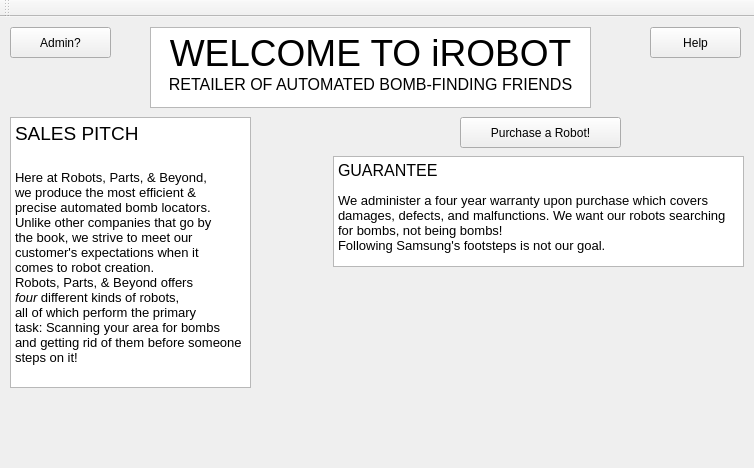
Above: GUI/mainwindow.ui from alanc9016/fragile before the change. Below: the same form after it.
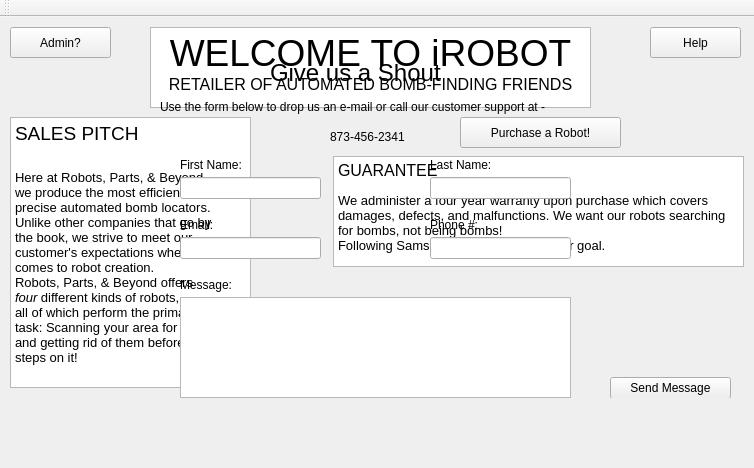
That is the form after the change. The open tabs and pages were chosen to show the change.

Commit message: Contact page versionw

What changed in the file:
```diff
--- a/GUI/mainwindow.ui
+++ b/GUI/mainwindow.ui
@@ -53,9 +53,9 @@
      <string>&lt;!DOCTYPE HTML PUBLIC &quot;-//W3C//DTD HTML 4.0//EN&quot; &quot;http://www.w3.org/TR/REC-html40/strict.dtd&quot;&gt;
 &lt;html&gt;&lt;head&gt;&lt;meta name=&quot;qrichtext&quot; content=&quot;1&quot; /&gt;&lt;style type=&quot;text/css&quot;&gt;
 p, li { white-space: pre-wrap; }
-&lt;/style&gt;&lt;/head&gt;&lt;body style=&quot; font-family:'MS Shell Dlg 2'; font-size:8.25pt; font-weight:400; font-style:normal;&quot;&gt;
-&lt;p align=&quot;center&quot; style=&quot; margin-top:0px; margin-bottom:0px; margin-left:0px; margin-right:0px; -qt-block-indent:0; text-indent:0px;&quot;&gt;&lt;span style=&quot; font-size:28pt;&quot;&gt;WELCOME TO iROBOT&lt;/span&gt;&lt;/p&gt;
-&lt;p align=&quot;center&quot; style=&quot; margin-top:0px; margin-bottom:0px; margin-left:0px; margin-right:0px; -qt-block-indent:0; text-indent:0px;&quot;&gt;&lt;span style=&quot; font-size:12pt;&quot;&gt;RETAILER OF AUTOMATED BOMB-FINDING FRIENDS&lt;/span&gt;&lt;/p&gt;&lt;/body&gt;&lt;/html&gt;</string>
+&lt;/style&gt;&lt;/head&gt;&lt;body style=&quot; font-family:'Sans Serif'; font-size:9pt; font-weight:400; font-style:normal;&quot;&gt;
+&lt;p align=&quot;center&quot; style=&quot; margin-top:0px; margin-bottom:0px; margin-left:0px; margin-right:0px; -qt-block-indent:0; text-indent:0px;&quot;&gt;&lt;span style=&quot; font-family:'MS Shell Dlg 2'; font-size:28pt;&quot;&gt;WELCOME TO iROBOT&lt;/span&gt;&lt;/p&gt;
+&lt;p align=&quot;center&quot; style=&quot; margin-top:0px; margin-bottom:0px; margin-left:0px; margin-right:0px; -qt-block-indent:0; text-indent:0px;&quot;&gt;&lt;span style=&quot; font-family:'MS Shell Dlg 2'; font-size:12pt;&quot;&gt;RETAILER OF AUTOMATED BOMB-FINDING FRIENDS&lt;/span&gt;&lt;/p&gt;&lt;/body&gt;&lt;/html&gt;</string>
     </property>
    </widget>
    <widget class="QTextEdit" name="textEdit">
@@ -71,21 +71,21 @@
      <string>&lt;!DOCTYPE HTML PUBLIC &quot;-//W3C//DTD HTML 4.0//EN&quot; &quot;http://www.w3.org/TR/REC-html40/strict.dtd&quot;&gt;
 &lt;html&gt;&lt;head&gt;&lt;meta name=&quot;qrichtext&quot; content=&quot;1&quot; /&gt;&lt;style type=&quot;text/css&quot;&gt;
 p, li { white-space: pre-wrap; }
-&lt;/style&gt;&lt;/head&gt;&lt;body style=&quot; font-family:'MS Shell Dlg 2'; font-size:8.25pt; font-weight:400; font-style:normal;&quot;&gt;
-&lt;p style=&quot; margin-top:0px; margin-bottom:0px; margin-left:0px; margin-right:0px; -qt-block-indent:0; text-indent:0px;&quot;&gt;&lt;span style=&quot; font-size:14pt;&quot;&gt;SALES PITCH&lt;/span&gt;&lt;/p&gt;
-&lt;p style=&quot;-qt-paragraph-type:empty; margin-top:0px; margin-bottom:0px; margin-left:0px; margin-right:0px; -qt-block-indent:0; text-indent:0px; font-size:16pt;&quot;&gt;&lt;br /&gt;&lt;/p&gt;
-&lt;p align=&quot;justify&quot; style=&quot; margin-top:0px; margin-bottom:0px; margin-left:0px; margin-right:0px; -qt-block-indent:0; text-indent:0px;&quot;&gt;&lt;span style=&quot; font-size:10pt;&quot;&gt;Here at Robots, Parts, &amp;amp; Beyond,&lt;/span&gt;&lt;/p&gt;
-&lt;p align=&quot;justify&quot; style=&quot; margin-top:0px; margin-bottom:0px; margin-left:0px; margin-right:0px; -qt-block-indent:0; text-indent:0px;&quot;&gt;&lt;span style=&quot; font-size:10pt;&quot;&gt;we produce the most efficient &amp;amp;&lt;/span&gt;&lt;/p&gt;
-&lt;p align=&quot;justify&quot; style=&quot; margin-top:0px; margin-bottom:0px; margin-left:0px; margin-right:0px; -qt-block-indent:0; text-indent:0px;&quot;&gt;&lt;span style=&quot; font-size:10pt;&quot;&gt;precise automated bomb locators.&lt;/span&gt;&lt;/p&gt;
-&lt;p align=&quot;justify&quot; style=&quot; margin-top:0px; margin-bottom:0px; margin-left:0px; margin-right:0px; -qt-block-indent:0; text-indent:0px;&quot;&gt;&lt;span style=&quot; font-size:10pt;&quot;&gt;Unlike other companies that go by &lt;/span&gt;&lt;/p&gt;
-&lt;p align=&quot;justify&quot; style=&quot; margin-top:0px; margin-bottom:0px; margin-left:0px; margin-right:0px; -qt-block-indent:0; text-indent:0px;&quot;&gt;&lt;span style=&quot; font-size:10pt;&quot;&gt;the book, we strive to meet our &lt;/span&gt;&lt;/p&gt;
-&lt;p align=&quot;justify&quot; style=&quot; margin-top:0px; margin-bottom:0px; margin-left:0px; margin-right:0px; -qt-block-indent:0; text-indent:0px;&quot;&gt;&lt;span style=&quot; font-size:10pt;&quot;&gt;customer's expectations when it&lt;/span&gt;&lt;/p&gt;
-&lt;p align=&quot;justify&quot; style=&quot; margin-top:0px; margin-bottom:0px; margin-left:0px; margin-right:0px; -qt-block-indent:0; text-indent:0px;&quot;&gt;&lt;span style=&quot; font-size:10pt;&quot;&gt;comes to robot creation.&lt;/span&gt;&lt;/p&gt;
-&lt;p align=&quot;justify&quot; style=&quot; margin-top:0px; margin-bottom:0px; margin-left:0px; margin-right:0px; -qt-block-indent:0; text-indent:0px;&quot;&gt;&lt;span style=&quot; font-size:10pt;&quot;&gt;Robots, Parts, &amp;amp; Beyond offers&lt;/span&gt;&lt;/p&gt;
-&lt;p align=&quot;justify&quot; style=&quot; margin-top:0px; margin-bottom:0px; margin-left:0px; margin-right:0px; -qt-block-indent:0; text-indent:0px;&quot;&gt;&lt;span style=&quot; font-size:10pt; font-style:italic;&quot;&gt;four &lt;/span&gt;&lt;span style=&quot; font-size:10pt;&quot;&gt;different kinds of robots,&lt;/span&gt;&lt;/p&gt;
-&lt;p align=&quot;justify&quot; style=&quot; margin-top:0px; margin-bottom:0px; margin-left:0px; margin-right:0px; -qt-block-indent:0; text-indent:0px;&quot;&gt;&lt;span style=&quot; font-size:10pt;&quot;&gt;all of which perform the primary&lt;/span&gt;&lt;/p&gt;
-&lt;p align=&quot;justify&quot; style=&quot; margin-top:0px; margin-bottom:0px; margin-left:0px; margin-right:0px; -qt-block-indent:0; text-indent:0px;&quot;&gt;&lt;span style=&quot; font-size:10pt;&quot;&gt;task: Scanning your area for bombs&lt;/span&gt;&lt;/p&gt;
-&lt;p align=&quot;justify&quot; style=&quot; margin-top:0px; margin-bottom:0px; margin-left:0px; margin-right:0px; -qt-block-indent:0; text-indent:0px;&quot;&gt;&lt;span style=&quot; font-size:10pt;&quot;&gt;and getting rid of them before someone&lt;br /&gt;steps on it!&lt;/span&gt;&lt;/p&gt;&lt;/body&gt;&lt;/html&gt;</string>
+&lt;/style&gt;&lt;/head&gt;&lt;body style=&quot; font-family:'Sans Serif'; font-size:9pt; font-weight:400; font-style:normal;&quot;&gt;
+&lt;p style=&quot; margin-top:0px; margin-bottom:0px; margin-left:0px; margin-right:0px; -qt-block-indent:0; text-indent:0px;&quot;&gt;&lt;span style=&quot; font-family:'MS Shell Dlg 2'; font-size:14pt;&quot;&gt;SALES PITCH&lt;/span&gt;&lt;/p&gt;
+&lt;p style=&quot;-qt-paragraph-type:empty; margin-top:0px; margin-bottom:0px; margin-left:0px; margin-right:0px; -qt-block-indent:0; text-indent:0px; font-family:'MS Shell Dlg 2'; font-size:16pt;&quot;&gt;&lt;br /&gt;&lt;/p&gt;
+&lt;p align=&quot;justify&quot; style=&quot; margin-top:0px; margin-bottom:0px; margin-left:0px; margin-right:0px; -qt-block-indent:0; text-indent:0px;&quot;&gt;&lt;span style=&quot; font-family:'MS Shell Dlg 2'; font-size:10pt;&quot;&gt;Here at Robots, Parts, &amp;amp; Beyond,&lt;/span&gt;&lt;/p&gt;
+&lt;p align=&quot;justify&quot; style=&quot; margin-top:0px; margin-bottom:0px; margin-left:0px; margin-right:0px; -qt-block-indent:0; text-indent:0px;&quot;&gt;&lt;span style=&quot; font-family:'MS Shell Dlg 2'; font-size:10pt;&quot;&gt;we produce the most efficient &amp;amp;&lt;/span&gt;&lt;/p&gt;
+&lt;p align=&quot;justify&quot; style=&quot; margin-top:0px; margin-bottom:0px; margin-left:0px; margin-right:0px; -qt-block-indent:0; text-indent:0px;&quot;&gt;&lt;span style=&quot; font-family:'MS Shell Dlg 2'; font-size:10pt;&quot;&gt;precise automated bomb locators.&lt;/span&gt;&lt;/p&gt;
+&lt;p align=&quot;justify&quot; style=&quot; margin-top:0px; margin-bottom:0px; margin-left:0px; margin-right:0px; -qt-block-indent:0; text-indent:0px;&quot;&gt;&lt;span style=&quot; font-family:'MS Shell Dlg 2'; font-size:10pt;&quot;&gt;Unlike other companies that go by &lt;/span&gt;&lt;/p&gt;
+&lt;p align=&quot;justify&quot; style=&quot; margin-top:0px; margin-bottom:0px; margin-left:0px; margin-right:0px; -qt-block-indent:0; text-indent:0px;&quot;&gt;&lt;span style=&quot; font-family:'MS Shell Dlg 2'; font-size:10pt;&quot;&gt;the book, we strive to meet our &lt;/span&gt;&lt;/p&gt;
+&lt;p align=&quot;justify&quot; style=&quot; margin-top:0px; margin-bottom:0px; margin-left:0px; margin-right:0px; -qt-block-indent:0; text-indent:0px;&quot;&gt;&lt;span style=&quot; font-family:'MS Shell Dlg 2'; font-size:10pt;&quot;&gt;customer's expectations when it&lt;/span&gt;&lt;/p&gt;
+&lt;p align=&quot;justify&quot; style=&quot; margin-top:0px; margin-bottom:0px; margin-left:0px; margin-right:0px; -qt-block-indent:0; text-indent:0px;&quot;&gt;&lt;span style=&quot; font-family:'MS Shell Dlg 2'; font-size:10pt;&quot;&gt;comes to robot creation.&lt;/span&gt;&lt;/p&gt;
+&lt;p align=&quot;justify&quot; style=&quot; margin-top:0px; margin-bottom:0px; margin-left:0px; margin-right:0px; -qt-block-indent:0; text-indent:0px;&quot;&gt;&lt;span style=&quot; font-family:'MS Shell Dlg 2'; font-size:10pt;&quot;&gt;Robots, Parts, &amp;amp; Beyond offers&lt;/span&gt;&lt;/p&gt;
+&lt;p align=&quot;justify&quot; style=&quot; margin-top:0px; margin-bottom:0px; margin-left:0px; margin-right:0px; -qt-block-indent:0; text-indent:0px;&quot;&gt;&lt;span style=&quot; font-family:'MS Shell Dlg 2'; font-size:10pt; font-style:italic;&quot;&gt;four &lt;/span&gt;&lt;span style=&quot; font-family:'MS Shell Dlg 2'; font-size:10pt;&quot;&gt;different kinds of robots,&lt;/span&gt;&lt;/p&gt;
+&lt;p align=&quot;justify&quot; style=&quot; margin-top:0px; margin-bottom:0px; margin-left:0px; margin-right:0px; -qt-block-indent:0; text-indent:0px;&quot;&gt;&lt;span style=&quot; font-family:'MS Shell Dlg 2'; font-size:10pt;&quot;&gt;all of which perform the primary&lt;/span&gt;&lt;/p&gt;
+&lt;p align=&quot;justify&quot; style=&quot; margin-top:0px; margin-bottom:0px; margin-left:0px; margin-right:0px; -qt-block-indent:0; text-indent:0px;&quot;&gt;&lt;span style=&quot; font-family:'MS Shell Dlg 2'; font-size:10pt;&quot;&gt;task: Scanning your area for bombs&lt;/span&gt;&lt;/p&gt;
+&lt;p align=&quot;justify&quot; style=&quot; margin-top:0px; margin-bottom:0px; margin-left:0px; margin-right:0px; -qt-block-indent:0; text-indent:0px;&quot;&gt;&lt;span style=&quot; font-family:'MS Shell Dlg 2'; font-size:10pt;&quot;&gt;and getting rid of them before someone&lt;br /&gt;steps on it!&lt;/span&gt;&lt;/p&gt;&lt;/body&gt;&lt;/html&gt;</string>
     </property>
    </widget>
    <widget class="QPushButton" name="purchaseBtn">
@@ -114,13 +114,198 @@
      <string>&lt;!DOCTYPE HTML PUBLIC &quot;-//W3C//DTD HTML 4.0//EN&quot; &quot;http://www.w3.org/TR/REC-html40/strict.dtd&quot;&gt;
 &lt;html&gt;&lt;head&gt;&lt;meta name=&quot;qrichtext&quot; content=&quot;1&quot; /&gt;&lt;style type=&quot;text/css&quot;&gt;
 p, li { white-space: pre-wrap; }
-&lt;/style&gt;&lt;/head&gt;&lt;body style=&quot; font-family:'MS Shell Dlg 2'; font-size:8.25pt; font-weight:400; font-style:normal;&quot;&gt;
-&lt;p style=&quot; margin-top:0px; margin-bottom:0px; margin-left:0px; margin-right:0px; -qt-block-indent:0; text-indent:0px;&quot;&gt;&lt;span style=&quot; font-size:12pt;&quot;&gt;GUARANTEE&lt;/span&gt;&lt;/p&gt;
-&lt;p style=&quot;-qt-paragraph-type:empty; margin-top:0px; margin-bottom:0px; margin-left:0px; margin-right:0px; -qt-block-indent:0; text-indent:0px;&quot;&gt;&lt;br /&gt;&lt;/p&gt;
-&lt;p style=&quot; margin-top:0px; margin-bottom:0px; margin-left:0px; margin-right:0px; -qt-block-indent:0; text-indent:0px;&quot;&gt;&lt;span style=&quot; font-size:10pt;&quot;&gt;We administer a four year warranty upon purchase which covers damages, defects, and malfunctions. We want our robots searching for bombs, not being bombs! &lt;/span&gt;&lt;/p&gt;
-&lt;p style=&quot; margin-top:0px; margin-bottom:0px; margin-left:0px; margin-right:0px; -qt-block-indent:0; text-indent:0px;&quot;&gt;&lt;span style=&quot; font-size:10pt;&quot;&gt;Following Samsung's footsteps is not our goal.&lt;/span&gt;&lt;/p&gt;&lt;/body&gt;&lt;/html&gt;</string>
+&lt;/style&gt;&lt;/head&gt;&lt;body style=&quot; font-family:'Sans Serif'; font-size:9pt; font-weight:400; font-style:normal;&quot;&gt;
+&lt;p style=&quot; margin-top:0px; margin-bottom:0px; margin-left:0px; margin-right:0px; -qt-block-indent:0; text-indent:0px;&quot;&gt;&lt;span style=&quot; font-family:'MS Shell Dlg 2'; font-size:12pt;&quot;&gt;GUARANTEE&lt;/span&gt;&lt;/p&gt;
+&lt;p style=&quot;-qt-paragraph-type:empty; margin-top:0px; margin-bottom:0px; margin-left:0px; margin-right:0px; -qt-block-indent:0; text-indent:0px; font-family:'MS Shell Dlg 2'; font-size:8.25pt;&quot;&gt;&lt;br /&gt;&lt;/p&gt;
+&lt;p style=&quot; margin-top:0px; margin-bottom:0px; margin-left:0px; margin-right:0px; -qt-block-indent:0; text-indent:0px;&quot;&gt;&lt;span style=&quot; font-family:'MS Shell Dlg 2'; font-size:10pt;&quot;&gt;We administer a four year warranty upon purchase which covers damages, defects, and malfunctions. We want our robots searching for bombs, not being bombs! &lt;/span&gt;&lt;/p&gt;
+&lt;p style=&quot; margin-top:0px; margin-bottom:0px; margin-left:0px; margin-right:0px; -qt-block-indent:0; text-indent:0px;&quot;&gt;&lt;span style=&quot; font-family:'MS Shell Dlg 2'; font-size:10pt;&quot;&gt;Following Samsung's footsteps is not our goal.&lt;/span&gt;&lt;/p&gt;&lt;/body&gt;&lt;/html&gt;</string>
     </property>
    </widget>
+   <widget class="QStackedWidget" name="stackedWidget">
+    <property name="geometry">
+     <rect>
+      <x>10</x>
+      <y>0</y>
+      <width>741</width>
+      <height>381</height>
+     </rect>
+    </property>
+    <widget class="QWidget" name="Landing"/>
+    <widget class="QWidget" name="ContactPage">
+     <widget class="QLineEdit" name="firstNameEdit">
+      <property name="geometry">
+       <rect>
+        <x>170</x>
+        <y>160</y>
+        <width>141</width>
+        <height>22</height>
+       </rect>
+      </property>
+     </widget>
+     <widget class="QLineEdit" name="lastNameEdit">
+      <property name="geometry">
+       <rect>
+        <x>420</x>
+        <y>160</y>
+        <width>141</width>
+        <height>22</height>
+       </rect>
+      </property>
+     </widget>
+     <widget class="QLineEdit" name="emailEdit">
+      <property name="geometry">
+       <rect>
+        <x>170</x>
+        <y>220</y>
+        <width>141</width>
+        <height>22</height>
+       </rect>
+      </property>
+     </widget>
+     <widget class="QLineEdit" name="phoneNumEdit">
+      <property name="geometry">
+       <rect>
+        <x>420</x>
+        <y>220</y>
+        <width>141</width>
+        <height>22</height>
+       </rect>
+      </property>
+     </widget>
+     <widget class="QTextEdit" name="messageTextBox">
+      <property name="geometry">
+       <rect>
+        <x>170</x>
+        <y>280</y>
+        <width>391</width>
+        <height>101</height>
+       </rect>
+      </property>
+     </widget>
+     <widget class="QLabel" name="giveShoutLbl">
+      <property name="geometry">
+       <rect>
+        <x>260</x>
+        <y>40</y>
+        <width>211</width>
+        <height>31</height>
+       </rect>
+      </property>
+      <property name="font">
+       <font>
+        <pointsize>18</pointsize>
+       </font>
+      </property>
+      <property name="text">
+       <string>Give us a Shout</string>
+      </property>
+     </widget>
+     <widget class="QLabel" name="contactLbl">
+      <property name="geometry">
+       <rect>
+        <x>150</x>
+        <y>80</y>
+        <width>481</width>
+        <height>20</height>
+       </rect>
+      </property>
+      <property name="text">
+       <string>Use the form below to drop us an e-mail or call our customer support at - </string>
+      </property>
+     </widget>
+     <widget class="QLabel" name="contactNumLbl">
+      <property name="geometry">
+       <rect>
+        <x>320</x>
+        <y>110</y>
+        <width>101</width>
+        <height>20</height>
+       </rect>
+      </property>
+      <property name="text">
+       <string>873-456-2341</string>
+      </property>
+     </widget>
+     <widget class="QLabel" name="messageLbl">
+      <property name="geometry">
+       <rect>
+        <x>170</x>
+        <y>260</y>
+        <width>71</width>
+        <height>16</height>
+       </rect>
+      </property>
+      <property name="text">
+       <string>Message:</string>
+      </property>
+     </widget>
+     <widget class="QLabel" name="emailLbl">
+      <property name="geometry">
+       <rect>
+        <x>170</x>
+        <y>200</y>
+        <width>71</width>
+        <height>16</height>
+       </rect>
+      </property>
+      <property name="text">
+       <string>Email:</string>
+      </property>
+     </widget>
+     <widget class="QLabel" name="phoneNumLbl">
+      <property name="geometry">
+       <rect>
+        <x>420</x>
+        <y>200</y>
+        <width>71</width>
+        <height>16</height>
+       </rect>
+      </property>
+      <property name="text">
+       <string>Phone #:</string>
+      </property>
+     </widget>
+     <widget class="QLabel" name="lastNameLbl">
+      <property name="geometry">
+       <rect>
+        <x>420</x>
+        <y>140</y>
+        <width>71</width>
+        <height>16</height>
+       </rect>
+      </property>
+      <property name="text">
+       <string>Last Name:</string>
+      </property>
+     </widget>
+     <widget class="QLabel" name="firstNameLbl">
+      <property name="geometry">
+       <rect>
+        <x>170</x>
+        <y>140</y>
+        <width>81</width>
+        <height>16</height>
+       </rect>
+      </property>
+      <property name="text">
+       <string>First Name:</string>
+      </property>
+     </widget>
+     <widget class="QPushButton" name="pushButton">
+      <property name="geometry">
+       <rect>
+        <x>600</x>
+        <y>360</y>
+        <width>121</width>
+        <height>22</height>
+       </rect>
+      </property>
+      <property name="text">
+       <string>Send Message</string>
+      </property>
+     </widget>
+    </widget>
+   </widget>
   </widget>
   <widget class="QToolBar" name="mainToolBar">
    <attribute name="toolBarArea">
```
The commit also changes 1 other file.
